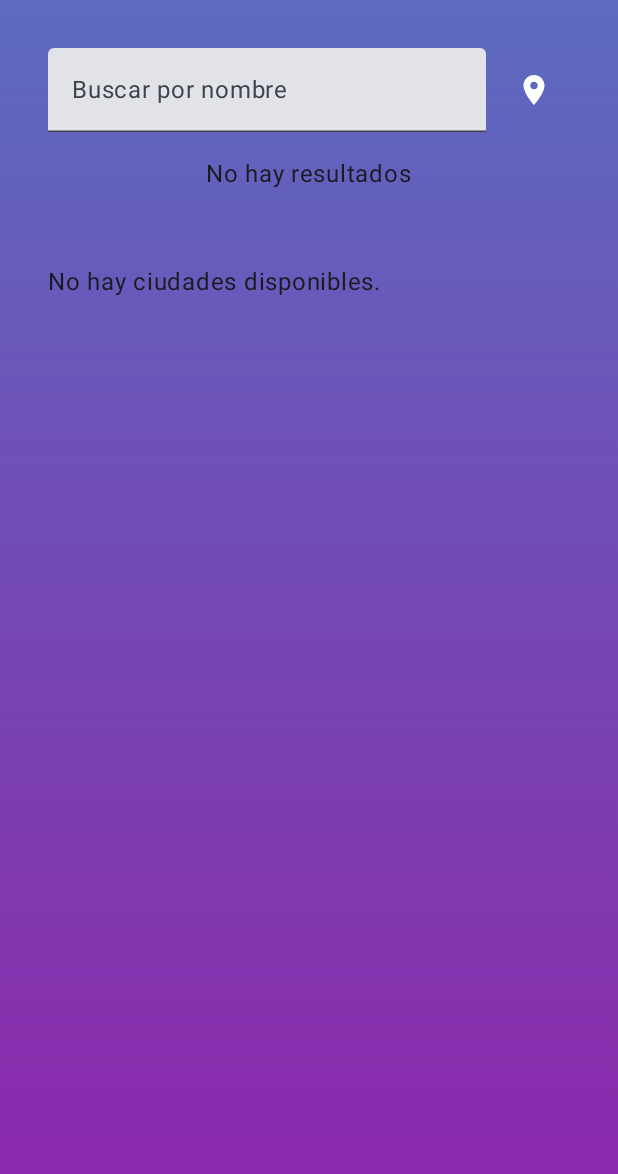
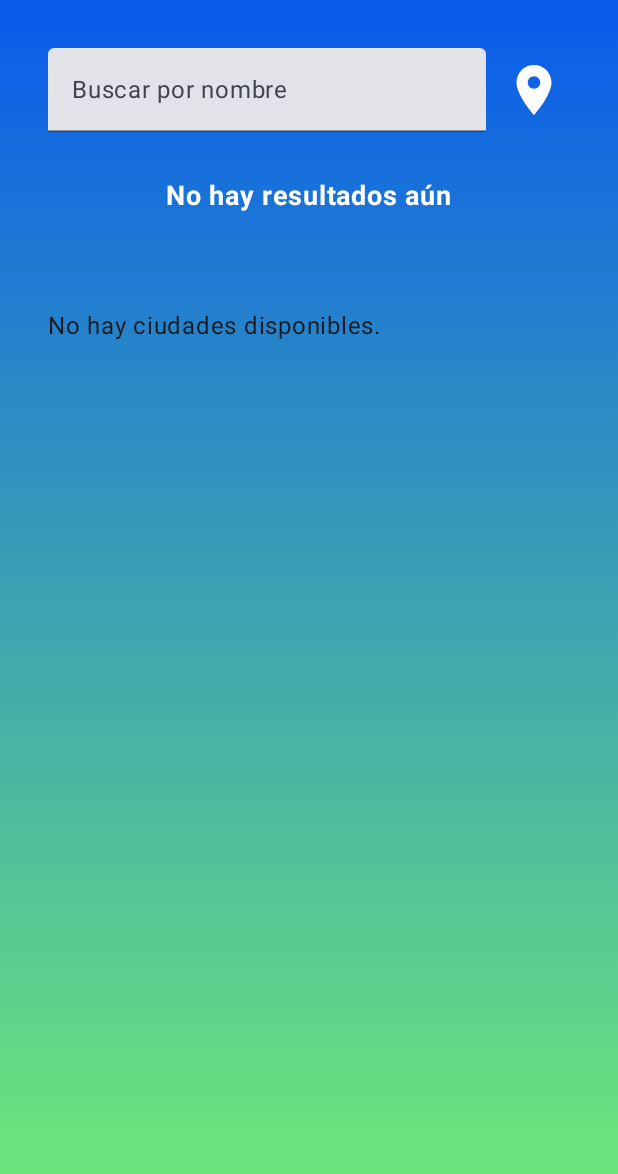
Before and after one commit to Vale151/parcial-2, an Android app built with Jetpack Compose: the screen it shows after launch (MainActivity), on a phone screen of 412 x 824 dp. Shown: the top 1174 px of the screen. Run offline under Robolectric (Android 15) with nearby library versions, the phone set to English and light mode, and no system bars; pictures from the network do not load.

Commit message:
ultimas preubas ux

```diff
--- a/app/src/main/java/com/istea/appdelclima/presentacion/ciudades/CiudadesView.kt
+++ b/app/src/main/java/com/istea/appdelclima/presentacion/ciudades/CiudadesView.kt
@@ -32,6 +32,10 @@ import kotlinx.coroutines.Dispatchers
 import kotlinx.coroutines.delay
 import kotlinx.coroutines.launch
 import kotlinx.coroutines.withContext
+import androidx.compose.foundation.layout.size
+import androidx.compose.material3.MaterialTheme
+import  androidx.compose.ui.text.font.FontWeight
+import androidx.compose.ui.unit.sp
 
 @Composable
 fun CiudadesView(
@@ -39,19 +43,17 @@ fun CiudadesView(
     state: CiudadesEstado,
     onAction: (CiudadesIntencion) -> Unit,
     mostrarCiudades: Boolean,
-    onMostrarCiudadesChanged: (Boolean) -> Unit // Callback para actualizar el valor
+    onMostrarCiudadesChanged: (Boolean) -> Unit
 ) {
     var value by remember { mutableStateOf("") }
 
     Column(modifier = modifier) {
-        // Fila para el TextField y el botón de geolocalización
         Row(
             verticalAlignment = Alignment.CenterVertically,
             modifier = Modifier
                 .fillMaxWidth()
                 .padding(16.dp)
         ) {
-            // TextField
             TextField(
                 value = value,
                 label = { Text(text = "Buscar por nombre") },
@@ -59,25 +61,23 @@ fun CiudadesView(
                     value = it
                     onAction(CiudadesIntencion.Buscar(value))
                 },
-                modifier = Modifier.weight(1f), // El TextField ocupa el espacio restante
+                modifier = Modifier.weight(1f),
                 singleLine = true
             )
-
-            // Icono de geolocalización
             IconButton(
                 onClick = {
-                    onAction(CiudadesIntencion.ObtenerUbicacion) // Acción al hacer click en el ícono
+                    onAction(CiudadesIntencion.ObtenerUbicacion)
                 },
-                modifier = Modifier.padding(start = 8.dp) // Espaciado entre el TextField y el ícono
+                modifier = Modifier.padding(start = 8.dp)
             ) {
                 Icon(
-                    imageVector = Icons.Default.LocationOn, // Icono de ubicación de Material Design
+                    imageVector = Icons.Default.LocationOn,
                     contentDescription = "Obtener ubicación",
-                    tint = Color.White
+                    tint = Color.White,
+                    modifier = Modifier.size(48.dp)
                 )
             }
         }
-
         // Mostrar estado según el resultado de la búsqueda
         when (state) {
             CiudadesEstado.Cargando -> Text(text = "Cargando...", modifier = Modifier.align(Alignment.CenterHorizontally))
@@ -86,7 +86,20 @@ fun CiudadesView(
                 onAction(CiudadesIntencion.Seleccionar(it))
                 onMostrarCiudadesChanged(false)
             }
-            CiudadesEstado.Vacio -> Text(text = "No hay resultados", modifier = Modifier.align(Alignment.CenterHorizontally))
+            //CiudadesEstado.Vacio -> Text(text = "No hay resultados", modifier = Modifier.align(Alignment.CenterHorizontally))
+            CiudadesEstado.Vacio -> {
+                Text(
+                    text = "No hay resultados aún",
+                    modifier = Modifier
+                        .align(Alignment.CenterHorizontally)
+                        .padding(16.dp),
+                    style = MaterialTheme.typography.bodyLarge.copy(
+                        color = Color.White,
+                        fontWeight = FontWeight.Bold,
+                        fontSize = 18.sp
+                    )
+                )
+            }
         }
     }
 }
--- a/app/src/main/java/com/istea/appdelclima/presentacion/ciudades/CiudadesViewModel.kt
+++ b/app/src/main/java/com/istea/appdelclima/presentacion/ciudades/CiudadesViewModel.kt
@@ -14,12 +14,8 @@ import kotlinx.coroutines.launch
 import android.content.Context
 import androidx.datastore.preferences.core.stringSetPreferencesKey
 import androidx.datastore.preferences.core.edit
-import kotlinx.coroutines.flow.Flow
 import kotlinx.coroutines.flow.map
-//import com.istea.appdelclima.data
 import data.dataStore
-import kotlinx.serialization.encodeToString
-import kotlinx.serialization.decodeFromString
 import kotlinx.coroutines.flow.MutableStateFlow
 import kotlinx.coroutines.flow.StateFlow
 
@@ -33,13 +29,13 @@ class CiudadesViewModel(
     var uiState by mutableStateOf<CiudadesEstado>(CiudadesEstado.Vacio)
     var ciudades: List<Ciudad> = emptyList()
     var showSuccessMessage by mutableStateOf(false)
-    private val _ciudadesGuardadas = MutableStateFlow<List<String>>(emptyList()) // Cambié a List<String> porque estamos guardando los nombres de las ciudades.
+    private val _ciudadesGuardadas = MutableStateFlow<List<String>>(emptyList())
     val ciudadesGuardadas: StateFlow<List<String>> get() = _ciudadesGuardadas
 
     private val dataStore = context.dataStore
 
     private val CITIES_KEY = stringSetPreferencesKey("ciudades_guardadas")
-    var mostrarCiudades: Boolean by mutableStateOf(true)  // Nuevo estado para mostrar u ocultar la lista
+    var mostrarCiudades: Boolean by mutableStateOf(true)
     var showDeletionMessage by mutableStateOf(false)
 
     init {
@@ -48,7 +44,6 @@ class CiudadesViewModel(
         }
     }
 
-    // Método para ejecutar las intenciones que llegan desde la vista
     fun ejecutar(intencion: CiudadesIntencion) {
         when (intencion) {
             is CiudadesIntencion.Buscar -> buscar(intencion.nombre)
@@ -59,7 +54,6 @@ class CiudadesViewModel(
         }
     }
 
-    // Buscar ciudades por nombre
     private fun buscar(nombre: String) {
         ciudades = emptyList()
         uiState = CiudadesEstado.Cargando
@@ -78,7 +72,6 @@ class CiudadesViewModel(
         }
     }
 
-    // Seleccionar una ciudad
     private fun seleccionar(ciudad: Ciudad) {
         val ruta = Ruta.Clima(
             lat = ciudad.lat,
@@ -87,13 +80,11 @@ class CiudadesViewModel(
         )
         router.navegar(ruta)
 
-        // Guardar la ciudad seleccionada
         viewModelScope.launch {
             guardarCiudadSeleccionada(ciudad.name)
         }
     }
 
-    // Guardar una ciudad seleccionada en DataStore
     private suspend fun guardarCiudadSeleccionada(ciudad: String) {
         context.dataStore.edit { preferences ->
             val ciudadesGuardadas = preferences[CITIES_KEY] ?: emptySet()
@@ -103,7 +94,6 @@ class CiudadesViewModel(
         updateCiudadesGuardadas()
     }
 
-    // Cargar las ciudades guardadas desde DataStore
     private suspend fun cargarCiudadesGuardadas() {
         dataStore.data.map { preferences ->
             preferences[CITIES_KEY] ?: emptySet()
@@ -112,7 +102,6 @@ class CiudadesViewModel(
         }
     }
 
-    // Eliminar una ciudad guardada
     private fun eliminarCiudad(ciudad: String) {
         viewModelScope.launch {
             val nuevasCiudades = _ciudadesGuardadas.value - ciudad
@@ -120,12 +109,10 @@ class CiudadesViewModel(
                 preferences[CITIES_KEY] = nuevasCiudades.toSet()
             }
             _ciudadesGuardadas.value = nuevasCiudades
-            // Muestra el mensaje de eliminación
             showDeletionMessage = true
         }
     }
 
-    // Función para obtener la ubicación del usuario
     private fun obtenerUbicacion() {
         uiState = CiudadesEstado.Cargando
         val ubicacion = "Buenos Aires"  // Este sería el resultado de obtener la ubicación real
@@ -144,7 +131,6 @@ class CiudadesViewModel(
         }
     }
 
-    // Método para actualizar las ciudades guardadas
     private fun updateCiudadesGuardadas() {
         _ciudadesGuardadas.value = _ciudadesGuardadas.value
     }
@@ -153,14 +139,13 @@ class CiudadesViewModel(
         viewModelScope.launch {
             guardarCiudadSeleccionada(ciudadNombre)
         }
-
     }
 }
 
 class CiudadesViewModelFactory(
     private val repositorio: Repositorio,
     private val router: Router,
-    private val context: Context // Incluimos el contexto
+    private val context: Context
 ) : ViewModelProvider.Factory {
     @Suppress("UNCHECKED_CAST")
     override fun <T : ViewModel> create(modelClass: Class<T>): T {
```
Also changed, not shown: app/src/main/java/com/istea/appdelclima/presentacion/ciudades/CiudadesPage.kt (+28 -69 lines), app/src/main/res/drawable/brujula_icon.png (deleted).
